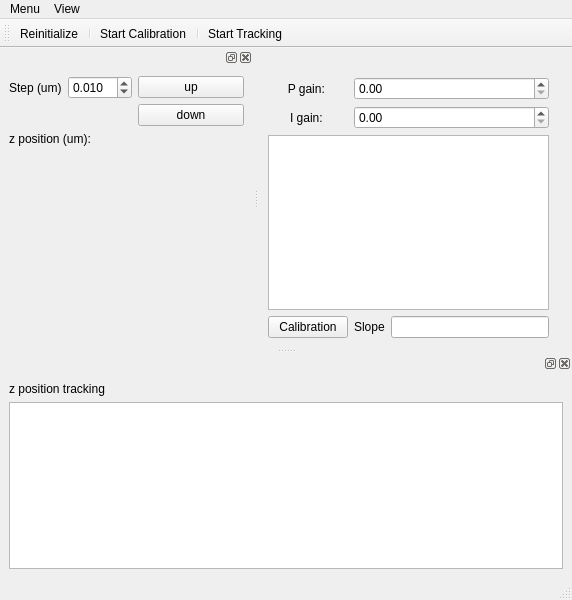
This is gui/focus/ui_focus.ui in fbarho/qudi-cbs as Qt 5 draws it before an edit. The edited form follows.
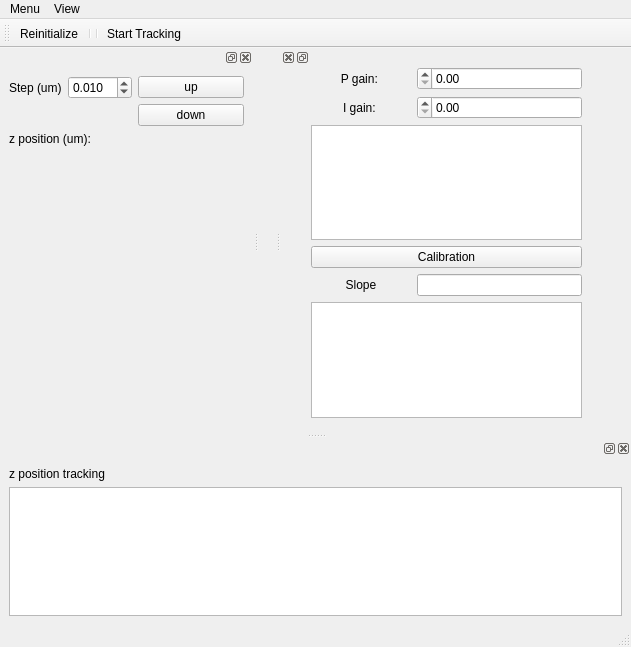
This is the edited form. Custom widgets are drawn as their Qt base class.

Patch:
```diff
--- a/gui/focus/ui_focus.ui
+++ b/gui/focus/ui_focus.ui
@@ -6,79 +6,20 @@
    <rect>
     <x>0</x>
     <y>0</y>
-    <width>572</width>
-    <height>600</height>
+    <width>631</width>
+    <height>647</height>
    </rect>
   </property>
   <property name="windowTitle">
    <string>Focustools</string>
   </property>
-  <widget class="QWidget" name="centralwidget">
-   <widget class="QWidget" name="gridLayoutWidget">
-    <property name="geometry">
-     <rect>
-      <x>9</x>
-      <y>29</y>
-      <width>281</width>
-      <height>261</height>
-     </rect>
-    </property>
-    <layout class="QGridLayout" name="gridLayout_2">
-     <item row="2" column="0" colspan="4">
-      <widget class="PlotWidget" name="calibration_PlotWidget"/>
-     </item>
-     <item row="1" column="0">
-      <widget class="QLabel" name="i_Label">
-       <property name="text">
-        <string>I gain: </string>
-       </property>
-       <property name="alignment">
-        <set>Qt::AlignCenter</set>
-       </property>
-      </widget>
-     </item>
-     <item row="3" column="3">
-      <widget class="QLineEdit" name="slope_lineEdit"/>
-     </item>
-     <item row="0" column="1" colspan="3">
-      <widget class="QDoubleSpinBox" name="Pgain_doubleSpinBox"/>
-     </item>
-     <item row="1" column="1" colspan="3">
-      <widget class="QDoubleSpinBox" name="Igain_doubleSpinBox"/>
-     </item>
-     <item row="0" column="0">
-      <widget class="QLabel" name="p_Label">
-       <property name="text">
-        <string>P gain: </string>
-       </property>
-       <property name="alignment">
-        <set>Qt::AlignCenter</set>
-       </property>
-      </widget>
-     </item>
-     <item row="3" column="1" colspan="2">
-      <widget class="QLabel" name="slope_Label">
-       <property name="text">
-        <string>Slope</string>
-       </property>
-      </widget>
-     </item>
-     <item row="3" column="0">
-      <widget class="QPushButton" name="calibration_pushButton">
-       <property name="text">
-        <string>Calibration</string>
-       </property>
-      </widget>
-     </item>
-    </layout>
-   </widget>
-  </widget>
+  <widget class="QWidget" name="centralwidget"/>
   <widget class="QMenuBar" name="menubar">
    <property name="geometry">
     <rect>
      <x>0</x>
      <y>0</y>
-     <width>572</width>
+     <width>631</width>
      <height>20</height>
     </rect>
    </property>
@@ -213,11 +154,13 @@
    </attribute>
    <addaction name="piezo_init_Action"/>
    <addaction name="separator"/>
-   <addaction name="Calibration_Action"/>
    <addaction name="separator"/>
    <addaction name="tracking_Action"/>
   </widget>
   <widget class="QDockWidget" name="timetrace_DockWidget">
+   <property name="layoutDirection">
+    <enum>Qt::LeftToRight</enum>
+   </property>
    <attribute name="dockWidgetArea">
     <number>8</number>
    </attribute>
@@ -236,6 +179,120 @@
     </layout>
    </widget>
   </widget>
+  <widget class="QDockWidget" name="Autofocus_dockWidget">
+   <property name="minimumSize">
+    <size>
+     <width>350</width>
+     <height>385</height>
+    </size>
+   </property>
+   <property name="layoutDirection">
+    <enum>Qt::RightToLeft</enum>
+   </property>
+   <attribute name="dockWidgetArea">
+    <number>2</number>
+   </attribute>
+   <widget class="QWidget" name="dockWidgetContents_3">
+    <widget class="QWidget" name="gridLayoutWidget">
+     <property name="geometry">
+      <rect>
+       <x>30</x>
+       <y>0</y>
+       <width>271</width>
+       <height>351</height>
+      </rect>
+     </property>
+     <layout class="QGridLayout" name="gridLayout_8">
+      <item row="7" column="0" colspan="2">
+       <widget class="PlotWidget" name="image_PlotWidget">
+        <property name="sizePolicy">
+         <sizepolicy hsizetype="Expanding" vsizetype="Expanding">
+          <horstretch>0</horstretch>
+          <verstretch>0</verstretch>
+         </sizepolicy>
+        </property>
+        <property name="minimumSize">
+         <size>
+          <width>100</width>
+          <height>100</height>
+         </size>
+        </property>
+        <property name="transformationAnchor">
+         <enum>QGraphicsView::AnchorUnderMouse</enum>
+        </property>
+       </widget>
+      </item>
+      <item row="0" column="0">
+       <layout class="QVBoxLayout" name="verticalLayout_5">
+        <item>
+         <widget class="QDoubleSpinBox" name="Pgain_doubleSpinBox_5"/>
+        </item>
+        <item>
+         <widget class="QDoubleSpinBox" name="Igain_doubleSpinBox_5"/>
+        </item>
+       </layout>
+      </item>
+      <item row="0" column="1">
+       <layout class="QVBoxLayout" name="verticalLayout_6">
+        <item>
+         <widget class="QLabel" name="p_Label_5">
+          <property name="minimumSize">
+           <size>
+            <width>100</width>
+            <height>2</height>
+           </size>
+          </property>
+          <property name="text">
+           <string>P gain: </string>
+          </property>
+          <property name="alignment">
+           <set>Qt::AlignCenter</set>
+          </property>
+         </widget>
+        </item>
+        <item>
+         <widget class="QLabel" name="i_Label_5">
+          <property name="text">
+           <string>I gain: </string>
+          </property>
+          <property name="alignment">
+           <set>Qt::AlignCenter</set>
+          </property>
+         </widget>
+        </item>
+       </layout>
+      </item>
+      <item row="6" column="0">
+       <widget class="QLineEdit" name="slope_lineEdit_5"/>
+      </item>
+      <item row="4" column="0" colspan="2">
+       <widget class="QPushButton" name="calibration_pushButton_5">
+        <property name="text">
+         <string>Calibration</string>
+        </property>
+       </widget>
+      </item>
+      <item row="3" column="0" colspan="2">
+       <layout class="QVBoxLayout" name="verticalLayout_7">
+        <item>
+         <widget class="PlotWidget" name="calibration_PlotWidget_5"/>
+        </item>
+       </layout>
+      </item>
+      <item row="6" column="1">
+       <widget class="QLabel" name="slope_Label_5">
+        <property name="text">
+         <string>Slope</string>
+        </property>
+        <property name="alignment">
+         <set>Qt::AlignCenter</set>
+        </property>
+       </widget>
+      </item>
+     </layout>
+    </widget>
+   </widget>
+  </widget>
   <action name="close_MenuAction">
    <property name="text">
     <string>Close</string>
@@ -282,15 +339,12 @@
     <string>Start Tracking</string>
    </property>
   </action>
-  <action name="Calibration_Action">
+  <action name="Autofocus-dockwidget_view_Action">
    <property name="checkable">
     <bool>true</bool>
    </property>
    <property name="text">
-    <string>Start Calibration</string>
-   </property>
-   <property name="toolTip">
-    <string>Start autofocus calibration procedure</string>
+    <string>Autofocus-dockwidget_view_Action</string>
    </property>
   </action>
  </widget>
```
Left out of the diff: 36 changed lines with no effect on the pictures.
